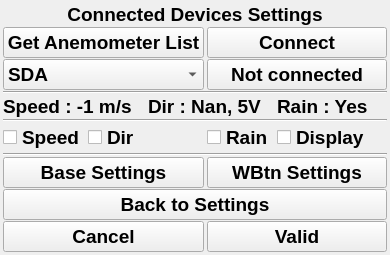
Qt form F3FChrono/gui/WSettingsConnectedDevices.ui (jomarin38/F3FChrono) before a commit.
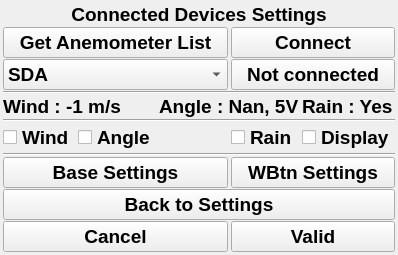
The same form after that commit.

Commit message: update gui settings variable translation

What changed in the file:
```diff
--- a/F3FChrono/gui/WSettingsConnectedDevices.ui
+++ b/F3FChrono/gui/WSettingsConnectedDevices.ui
@@ -62,7 +62,7 @@
       </font>
      </property>
      <property name="text">
-      <string>Speed : -1 m/s</string>
+      <string>Wind : -1 m/s</string>
      </property>
     </widget>
    </item>
@@ -258,7 +258,7 @@
       </font>
      </property>
      <property name="text">
-      <string>Dir : Nan, 5V</string>
+      <string>Angle : Nan, 5V</string>
      </property>
     </widget>
    </item>
@@ -272,7 +272,7 @@
       </font>
      </property>
      <property name="text">
-      <string>Speed</string>
+      <string>Wind</string>
      </property>
     </widget>
    </item>
@@ -314,7 +314,7 @@
       </font>
      </property>
      <property name="text">
-      <string>Dir</string>
+      <string>Angle</string>
      </property>
     </widget>
    </item>
```
The commit also changes 14 other files.
